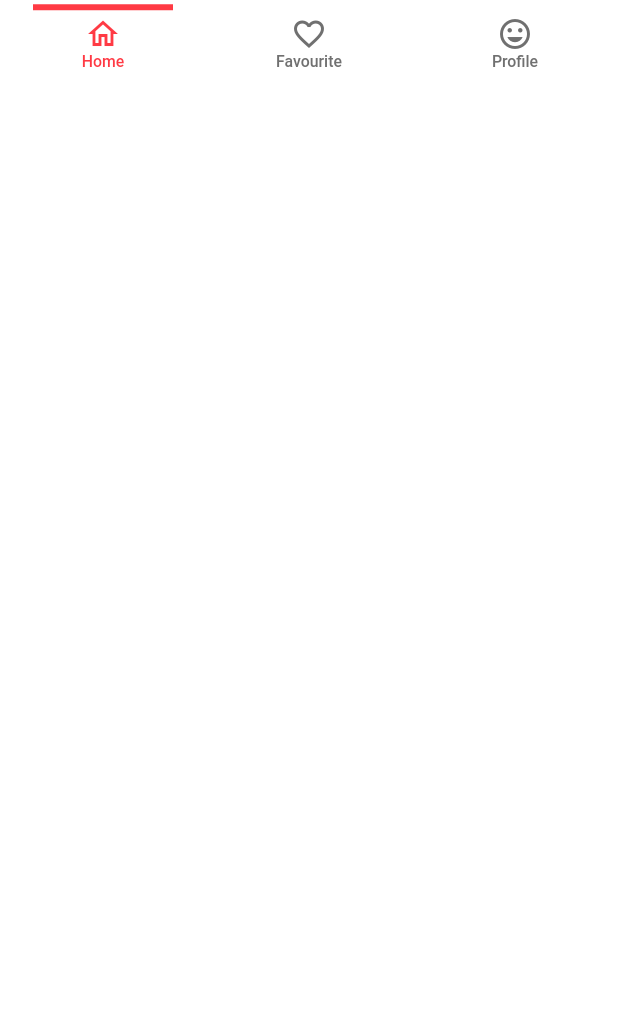
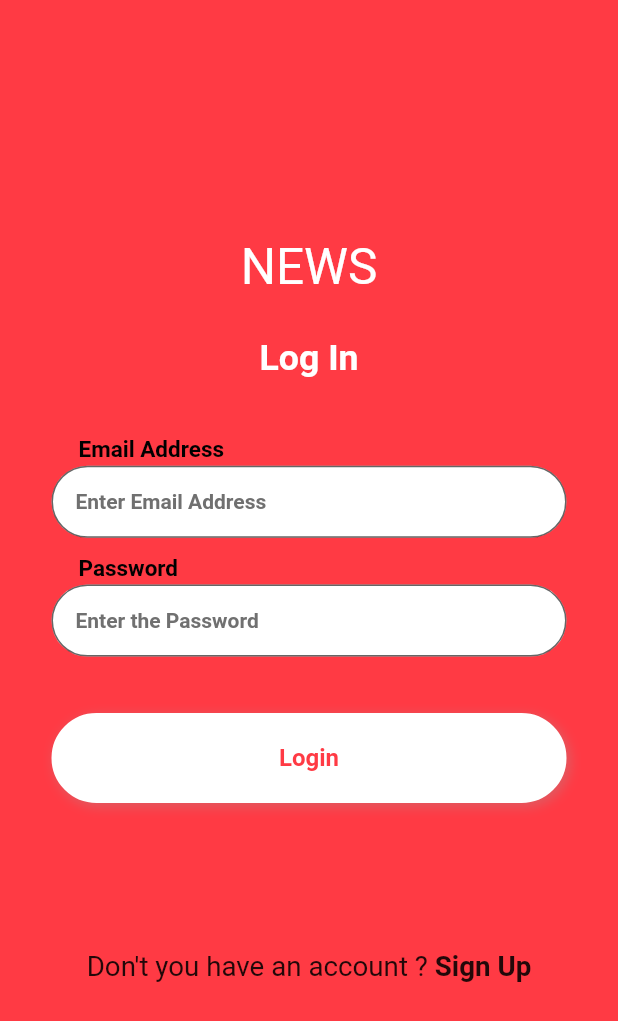
Before and after one commit to IsuruBRanapana/Eyepax-interview, a Flutter app: the screen it shows after launch, on a phone screen of 412 x 824 dp. Shown: the top 1021 px of the screen. Run offline on Flutter 3.47's test engine with Material 2 defaults, Android fonts, the phone set to English and light mode, and no system bars; our stand-ins replace bloc, carousel_slider, dartz, dio, equatable, flutter_bloc and 5 more; missing offline and left inert: connectivity_checker, flutter_floating_bottom_bar.

Commit message:
Sign Up, Login, Splash UI developed

```diff
--- a/lib/app.dart
+++ b/lib/app.dart
@@ -17,7 +17,7 @@ class _AppState extends State<App> {
       designSize: const Size(288, 624),
       minTextAdapt: true,
       builder: (_, child) => MaterialApp(
-        initialRoute: Routes.DASHBOARD_VIEW,
+        initialRoute: Routes.SPLASH_VIEW,
         title: F.title,
         onGenerateRoute: Routes.generateRoute,
         theme: ThemeData(
--- a/lib/core/services/dependency_injection.dart
+++ b/lib/core/services/dependency_injection.dart
@@ -6,6 +6,7 @@ import 'package:news_app_eyepax_practical/features/data/datasources/local_data_s
 import 'package:news_app_eyepax_practical/features/data/datasources/remote_data_source.dart';
 import 'package:news_app_eyepax_practical/features/data/repositories/repository_impl.dart';
 import 'package:news_app_eyepax_practical/features/domain/repository/repository.dart';
+import 'package:news_app_eyepax_practical/features/presentation/bloc/auth/auth_bloc.dart';
 import 'package:news_app_eyepax_practical/features/presentation/bloc/home/home_bloc.dart';
 
 ///Created By Isuru B. Ranapana
@@ -37,4 +38,6 @@ Future<void> setupLocator() async {
   );
   injection.registerFactory(
           () => HomeBloc(),);
+  injection.registerFactory(
+        () => AuthBloc(),);
 }
--- a/lib/core/util/navigation_routes.dart
+++ b/lib/core/util/navigation_routes.dart
@@ -1,7 +1,11 @@
 import 'package:flutter/material.dart';
+import 'package:news_app_eyepax_practical/features/presentation/views/Splash_view/splash_view.dart';
 import 'package:news_app_eyepax_practical/features/presentation/views/dashboard/dashboard_view.dart';
+import 'package:news_app_eyepax_practical/features/presentation/views/login/login_view.dart';
 import 'package:news_app_eyepax_practical/features/presentation/views/pages/my_home_page.dart';
 import 'package:news_app_eyepax_practical/features/presentation/views/see_all_latest_news_page.dart';
+import 'package:news_app_eyepax_practical/features/presentation/views/sign_up/sign_up_view.dart';
+import 'package:news_app_eyepax_practical/features/presentation/views/single_post_view_page.dart';
 import 'package:page_transition/page_transition.dart';
 
 ///Created By Isuru B. Ranapana
@@ -11,6 +15,10 @@ class Routes {
   static const String HOME_VIEW = "HOME_VIEW";
   static const String DASHBOARD_VIEW = "DASHBOARD_VIEW";
   static const String SEE_ALL_LATEST_POSTS_VIEW = "SEE_ALL_LATEST_POSTS_VIEW";
+  static const String SINGLE_POST_VIEW = "SINGLE_POST_VIEW";
+  static const String SPLASH_VIEW = "SPLASH_VIEW";
+  static const String LOGIN_VIEW = "LOGIN_VIEW";
+  static const String SIGN_UP_VIEW = "SIGN_UP_VIEW";
 
   static Route<dynamic> generateRoute(RouteSettings settings) {
     switch (settings.name) {
@@ -23,6 +31,18 @@ class Routes {
       case Routes.SEE_ALL_LATEST_POSTS_VIEW:
         return PageTransition(
             child: SeeAllLatestNewsPage(), type: PageTransitionType.fade);
+      case Routes.SINGLE_POST_VIEW:
+        return PageTransition(
+            child: SinglePostViewPage(), type: PageTransitionType.fade);
+      case Routes.SPLASH_VIEW:
+        return PageTransition(
+            child: SplashView(), type: PageTransitionType.fade);
+      case Routes.LOGIN_VIEW:
+        return PageTransition(
+            child: LoginView(), type: PageTransitionType.fade);
+      case Routes.SIGN_UP_VIEW:
+        return PageTransition(
+            child: SignUpView(), type: PageTransitionType.fade);
 
       default:
         return MaterialPageRoute(
--- /dev/null
+++ b/lib/features/presentation/bloc/auth/auth_bloc.dart
@@ -0,0 +1,18 @@
+import 'dart:async';
+
+import 'package:bloc/bloc.dart';
+import 'package:news_app_eyepax_practical/features/presentation/bloc/auth/auth_event.dart';
+import 'package:news_app_eyepax_practical/features/presentation/bloc/auth/auth_state.dart';
+import 'package:news_app_eyepax_practical/features/presentation/bloc/base_bloc.dart';
+import 'package:news_app_eyepax_practical/features/presentation/bloc/base_state.dart';
+
+class AuthBloc extends Base<AuthEvent, BaseState<AuthState>> {
+  AuthBloc() : super(AuthInitial());
+
+  @override
+  Stream<AuthState> mapEventToState(
+    AuthEvent event,
+  ) async* {
+    // TODO: implement mapEventToState
+  }
+}
--- /dev/null
+++ b/lib/features/presentation/bloc/auth/auth_event.dart
@@ -0,0 +1,3 @@
+import '../base_event.dart';
+
+abstract class AuthEvent extends BaseEvent{}
--- /dev/null
+++ b/lib/features/presentation/bloc/auth/auth_state.dart
@@ -0,0 +1,5 @@
+import 'package:news_app_eyepax_practical/features/presentation/bloc/base_state.dart';
+
+abstract class AuthState extends BaseState<AuthState> {}
+
+class AuthInitial extends AuthState {}
--- /dev/null
+++ b/lib/features/presentation/common/common_app_text_field.dart
@@ -0,0 +1,108 @@
+import 'package:flutter/material.dart';
+import 'package:flutter_screenutil/flutter_screenutil.dart';
+import 'package:news_app_eyepax_practical/core/util/app_colors.dart';
+
+///Created By Isuru B. Ranapana
+/// 2022-05-29 00:29
+
+class CommonAppTextField extends StatefulWidget {
+  final TextEditingController controller;
+  final Widget? icon;
+  final Widget? prefixWidget;
+  Widget? action;
+  final String? hint;
+  final String? label;
+  final Color? labelColor;
+  final Color? hintColor;
+  // final bool isEditable;
+  final bool isObscure;
+
+  CommonAppTextField(
+      {required this.controller,
+        this.prefixWidget,
+        this.label,
+        this.icon,
+        this.action,
+        this.hint,
+        this.labelColor,
+        this.hintColor,
+        // this.isEditable = false,
+        this.isObscure=false});
+
+  @override
+  State<CommonAppTextField> createState() => _CommonAppTextFieldState();
+}
+
+class _CommonAppTextFieldState extends State<CommonAppTextField> {
+  @override
+  Widget build(BuildContext context) {
+    return Column(
+      crossAxisAlignment: CrossAxisAlignment.start,
+      children: [
+        widget.label != null
+            ? Wrap(
+          children: [
+            const SizedBox(
+              width: 18,
+            ),
+            Text(
+              widget.label!,
+              style: TextStyle(
+                  fontSize: 15,
+                  color: widget.labelColor ??
+                      AppColors.appColorBlack,
+                  fontWeight: FontWeight.w700),
+            ),
+          ],
+        )
+            : const SizedBox.shrink(),
+        widget.label != null
+            ? const SizedBox(
+          height: 2,
+        )
+            : const SizedBox.shrink(),
+        Stack(
+          alignment: Alignment.topRight,
+          children: [
+            Container(
+              height: 40.h,
+              child: TextField(
+                controller: widget.controller,
+                obscureText: widget.isObscure,
+                textInputAction: TextInputAction.done,
+                style: const TextStyle(
+                  fontSize: 14,
+                  fontWeight: FontWeight.bold,
+                ),
+                decoration: InputDecoration(
+                    prefix: widget.prefixWidget,
+                    contentPadding: const EdgeInsets.all(16),
+                    hintText: widget.hint,
+                    counterText: "",
+                    prefixIcon: widget.icon,
+                    prefixIconConstraints: const BoxConstraints(
+                      minWidth: 55,
+                    ),
+                    border: OutlineInputBorder(
+                      borderRadius: BorderRadius.circular(100),
+                      borderSide: const BorderSide(
+                        width: 0,
+                        style: BorderStyle.none,
+                        color: AppColors.colorSecondary,
+                      ),
+                    ),
+                    suffixIcon: widget.action,
+                    filled: true,
+                    hintStyle: TextStyle(
+                        color: widget.hintColor ??
+                            AppColors.appGrayColor,
+                        fontSize: 14),
+                    fillColor: AppColors.appColorWhite),
+              ),
+            ),
+          ],
+        ),
+      ],
+    );
+  }
+}
--- a/lib/features/presentation/common/opacity_tile.dart
+++ b/lib/features/presentation/common/opacity_tile.dart
@@ -20,7 +20,7 @@ class _OpacityTileState extends State<OpacityTile> {
       child: ClipRRect(
         borderRadius: BorderRadius.circular(10.h),
         child: Container(
-          color: AppColors.appGrayColor.withOpacity(0.2),
+          color: AppColors.appGrayColor.withOpacity(0.9),
           height: 110.h,
           child: Stack(
             children: [
--- a/lib/features/presentation/views/dashboard/favourite/favourite_view.dart
+++ b/lib/features/presentation/views/dashboard/favourite/favourite_view.dart
@@ -56,7 +56,7 @@ class _FavouriteViewState extends BaseViewState<FavouriteView> {
             // textRightPadding: 30.w,
             buttonColor: AppColors.colorPrimary,
             buttonType: ButtonType.SOLID,
-            buttonText: 'Facebook', onTapButton: () {},
+            buttonText: 'Test', onTapButton: () {},
           ),
           SizedBox(
             height: 20.h,
--- /dev/null
+++ b/lib/features/presentation/views/login/login_view.dart
@@ -0,0 +1,121 @@
+import 'package:flutter/gestures.dart';
+import 'package:flutter/material.dart';
+import 'package:flutter_bloc/flutter_bloc.dart';
+import 'package:flutter_screenutil/flutter_screenutil.dart';
+import 'package:news_app_eyepax_practical/core/services/dependency_injection.dart';
+import 'package:news_app_eyepax_practical/core/util/app_colors.dart';
+import 'package:news_app_eyepax_practical/core/util/enums.dart';
+import 'package:news_app_eyepax_practical/features/presentation/bloc/auth/auth_bloc.dart';
+import 'package:news_app_eyepax_practical/features/presentation/bloc/auth/auth_state.dart';
+import 'package:news_app_eyepax_practical/features/presentation/bloc/base_bloc.dart';
+import 'package:news_app_eyepax_practical/features/presentation/bloc/base_event.dart';
+import 'package:news_app_eyepax_practical/features/presentation/bloc/base_state.dart';
+import 'package:news_app_eyepax_practical/features/presentation/common/common_app_button.dart';
+import 'package:news_app_eyepax_practical/features/presentation/common/common_app_text_field.dart';
+import 'package:news_app_eyepax_practical/features/presentation/views/base_view.dart';
+
+import '../../../../core/util/navigation_routes.dart';
+
+///Created By Isuru B. Ranapana
+/// 2022-05-29 00:33
+
+class LoginView extends BaseView {
+  @override
+  State<LoginView> createState() => _LoginViewState();
+}
+
+class _LoginViewState extends BaseViewState<LoginView> {
+  var bloc = injection<AuthBloc>();
+  final TextEditingController _emailController = TextEditingController();
+  final TextEditingController _passwordController = TextEditingController();
+
+  @override
+  Widget buildView(BuildContext context) {
+    return Scaffold(
+      backgroundColor: AppColors.colorPrimary,
+      body: BlocProvider<AuthBloc>(
+        create: (_) => bloc,
+        child: BlocListener<AuthBloc, BaseState<AuthState>>(
+          bloc: bloc,
+          listener: (_, state) {},
+          child: Stack(
+            alignment: Alignment.topCenter,
+            children: [
+              Positioned(
+                top: 120.h,
+                child: Text(
+                  "NEWS",
+                  style: TextStyle(
+                      fontSize: 25.sp, color: AppColors.appColorWhite),
+                ),
+              ),
+              Positioned(
+                top: 170.h,
+                child: Text(
+                  "Log In",
+                  style: TextStyle(
+                      fontSize: 18.sp, color: AppColors.appColorWhite,fontWeight: FontWeight.bold),
+                ),
+              ),
+              Positioned(
+                top: 220.h,
+                child: SizedBox(
+                  width: 240.w,
+                  height: 80.h,
+                  child: CommonAppTextField(
+                    label: "Email Address",
+                    controller: _emailController,
+                    hint: "Enter Email Address",
+                  ),
+                ),
+              ),
+              Positioned(
+                top: 280.h,
+                child: SizedBox(
+                  width: 240.w,
+                  height: 80.h,
+                  child: CommonAppTextField(
+                    isObscure: true,
+                    label: "Password",
+                    controller: _passwordController,
+                    hint: "Enter the Password",
+                  ),
+                ),
+              ),
+              Positioned(top: 360.h,child: AppButton(
+                width: 240.w,
+                // textRightPadding: 30.w,
+                buttonColor: AppColors.appColorWhite,
+                textColor: AppColors.colorPrimary,
+                buttonType: ButtonType.SOLID,
+                buttonText: 'Login', onTapButton: () {},
+              ),),
+              Positioned(
+                  top: 480.h,
+                child: Text.rich(TextSpan(
+                    text: "Don't you have an account ?",
+                    style: TextStyle(fontSize: 14.sp),
+                    children: <InlineSpan>[
+                      TextSpan(
+                        recognizer: TapGestureRecognizer()
+                          ..onTap = () {
+                            Navigator.pushNamed(
+                                context, Routes.SIGN_UP_VIEW);
+                          },
+                        text: " Sign Up",
+                        style: TextStyle(fontWeight: FontWeight.bold,fontSize: 14.sp),
+                      )
+                    ])),
+              ),
+            ],
+          ),
+        ),
+      ),
+    );
+  }
+
+  @override
+  Base<BaseEvent, BaseState> getBloc() {
+    return bloc;
+  }
+}
--- /dev/null
+++ b/lib/features/presentation/views/sign_up/sign_up_view.dart
@@ -0,0 +1,147 @@
+import 'package:flutter/gestures.dart';
+import 'package:flutter/material.dart';
+import 'package:flutter_bloc/flutter_bloc.dart';
+import 'package:flutter_screenutil/flutter_screenutil.dart';
+import 'package:news_app_eyepax_practical/core/services/dependency_injection.dart';
+import 'package:news_app_eyepax_practical/core/util/app_colors.dart';
+import 'package:news_app_eyepax_practical/core/util/enums.dart';
+import 'package:news_app_eyepax_practical/features/presentation/bloc/auth/auth_bloc.dart';
+import 'package:news_app_eyepax_practical/features/presentation/bloc/auth/auth_state.dart';
+import 'package:news_app_eyepax_practical/features/presentation/bloc/base_bloc.dart';
+import 'package:news_app_eyepax_practical/features/presentation/bloc/base_event.dart';
+import 'package:news_app_eyepax_practical/features/presentation/bloc/base_state.dart';
+import 'package:news_app_eyepax_practical/features/presentation/common/common_app_button.dart';
+import 'package:news_app_eyepax_practical/features/presentation/views/base_view.dart';
+
+import '../../../../core/util/navigation_routes.dart';
+import '../../common/common_app_text_field.dart';
+
+///Created By Isuru B. Ranapana
+/// 2022-05-29 01:01
+
+class SignUpView extends BaseView {
+  @override
+  State<SignUpView> createState() => _SignUpViewState();
+}
+
+class _SignUpViewState extends BaseViewState<SignUpView> {
+  var bloc = injection<AuthBloc>();
+  final TextEditingController _emailController = TextEditingController();
+  final TextEditingController _passwordController = TextEditingController();
+  final TextEditingController _firstNameController = TextEditingController();
+  final TextEditingController _lastNameController = TextEditingController();
+
+  @override
+  Widget buildView(BuildContext context) {
+    return Scaffold(
+      backgroundColor: AppColors.colorPrimary,
+      body: BlocProvider<AuthBloc>(
+        create: (_) => bloc,
+        child: BlocListener<AuthBloc, BaseState<AuthState>>(
+          bloc: bloc,
+          listener: (_, state) {},
+          child: Stack(
+            alignment: Alignment.topCenter,
+            children: [
+              Positioned(
+                top: 60.h,
+                child: Text(
+                  "NEWS",
+                  style: TextStyle(
+                      fontSize: 25.sp, color: AppColors.appColorWhite),
+                ),
+              ),
+              Positioned(
+                top: 110.h,
+                child: Text(
+                  "Sign Up",
+                  style: TextStyle(
+                      fontSize: 18.sp, color: AppColors.appColorWhite,fontWeight: FontWeight.bold),
+                ),
+              ),
+              Positioned(
+                top: 160.h,
+                child: SizedBox(
+                  width: 240.w,
+                  height: 80.h,
+                  child: CommonAppTextField(
+                    label: "First Name",
+                    controller: _firstNameController,
+                    hint: "Enter First Name",
+                  ),
+                ),
+              ),
+              Positioned(
+                top: 220.h,
+                child: SizedBox(
+                  width: 240.w,
+                  height: 80.h,
+                  child: CommonAppTextField(
+                    label: "Last Name",
+                    controller: _lastNameController,
+                    hint: "Enter Last Name",
+                  ),
+                ),
+              ),
+              Positioned(
+                top: 280.h,
+                child: SizedBox(
+                  width: 240.w,
+                  height: 80.h,
+                  child: CommonAppTextField(
+                    label: "Email Address",
+                    controller: _emailController,
+                    hint: "Enter Email Address",
+                  ),
+                ),
+              ),
+              Positioned(
+                top: 340.h,
+                child: SizedBox(
+                  width: 240.w,
+                  height: 80.h,
+                  child: CommonAppTextField(
+                    isObscure: true,
+                    label: "Password",
+                    controller: _passwordController,
+                    hint: "Enter the Password",
+                  ),
+                ),
+              ),
+              Positioned(top: 420.h,child: AppButton(
+                width: 240.w,
+                buttonColor: AppColors.appColorWhite,
+                textColor: AppColors.colorPrimary,
+                buttonType: ButtonType.SOLID,
+                buttonText: 'Sign Up', onTapButton: () {},
+              ),),
+              Positioned(
+                top: 550.h,
+                child: Text.rich(TextSpan(
+                    text: "Do you have an account ?",
+                    style: TextStyle(fontSize: 14.sp),
+                    children: <InlineSpan>[
+                      TextSpan(
+                        recognizer: TapGestureRecognizer()
+                          ..onTap = () {
+                            Navigator.pushNamed(
+                                context, Routes.LOGIN_VIEW);
+                          },
+                        text: " Log In",
+                        style: TextStyle(fontWeight: FontWeight.bold,fontSize: 14.sp),
+                      )
+                    ])),
+              ),
+            ],
+          ),
+        ),
+      ),
+    );
+  }
+
+  @override
+  Base<BaseEvent, BaseState> getBloc() {
+    return bloc;
+  }
+
+}
--- /dev/null
+++ b/lib/features/presentation/views/splash_view/splash_view.dart
@@ -0,0 +1,62 @@
+import 'dart:async';
+
+import 'package:flutter/material.dart';
+import 'package:flutter_bloc/flutter_bloc.dart';
+import 'package:flutter_screenutil/flutter_screenutil.dart';
+import 'package:news_app_eyepax_practical/core/services/dependency_injection.dart';
+import 'package:news_app_eyepax_practical/core/util/app_colors.dart';
+import 'package:news_app_eyepax_practical/features/presentation/bloc/auth/auth_bloc.dart';
+import 'package:news_app_eyepax_practical/features/presentation/bloc/auth/auth_state.dart';
+import 'package:news_app_eyepax_practical/features/presentation/bloc/base_bloc.dart';
+import 'package:news_app_eyepax_practical/features/presentation/bloc/base_event.dart';
+import 'package:news_app_eyepax_practical/features/presentation/bloc/base_state.dart';
+import 'package:news_app_eyepax_practical/features/presentation/views/base_view.dart';
+
+import '../../../../core/util/navigation_routes.dart';
+
+///Created By Isuru B. Ranapana
+/// 2022-05-29 00:11
+
+class SplashView extends BaseView {
+  @override
+  State<SplashView> createState() => _SplashViewState();
+}
+
+class _SplashViewState extends BaseViewState<SplashView> {
+  var bloc = injection<AuthBloc>();
+
+  @override
+  void initState() {
+    Timer(const Duration(seconds: 2), () {
+      Navigator.pushNamedAndRemoveUntil(
+          context, Routes.LOGIN_VIEW, (route) => false);
+    });
+    super.initState();
+  }
+
+  @override
+  Widget buildView(BuildContext context) {
+    return Scaffold(
+      backgroundColor: AppColors.colorPrimary,
+      body: BlocProvider<AuthBloc>(
+        create: (_) => bloc,
+        child: BlocListener<AuthBloc, BaseState<AuthState>>(
+          bloc: bloc,
+          listener: (_, state){
+
+          },
+          child: Center(
+            child: Text("NEWS",style: TextStyle(fontSize: 25.sp,color: AppColors.appColorWhite),),
+          ),
+        ),
+      ),
+    );
+  }
+
+  @override
+  Base<BaseEvent, BaseState> getBloc() {
+  return bloc;
+  }
+
+
+}
```
Also changed, not shown: lib/features/presentation/views/dashboard/home/home_view.dart (+7 -3 lines), lib/features/presentation/views/single_post_view_page.dart (added, +113 -0 lines).
